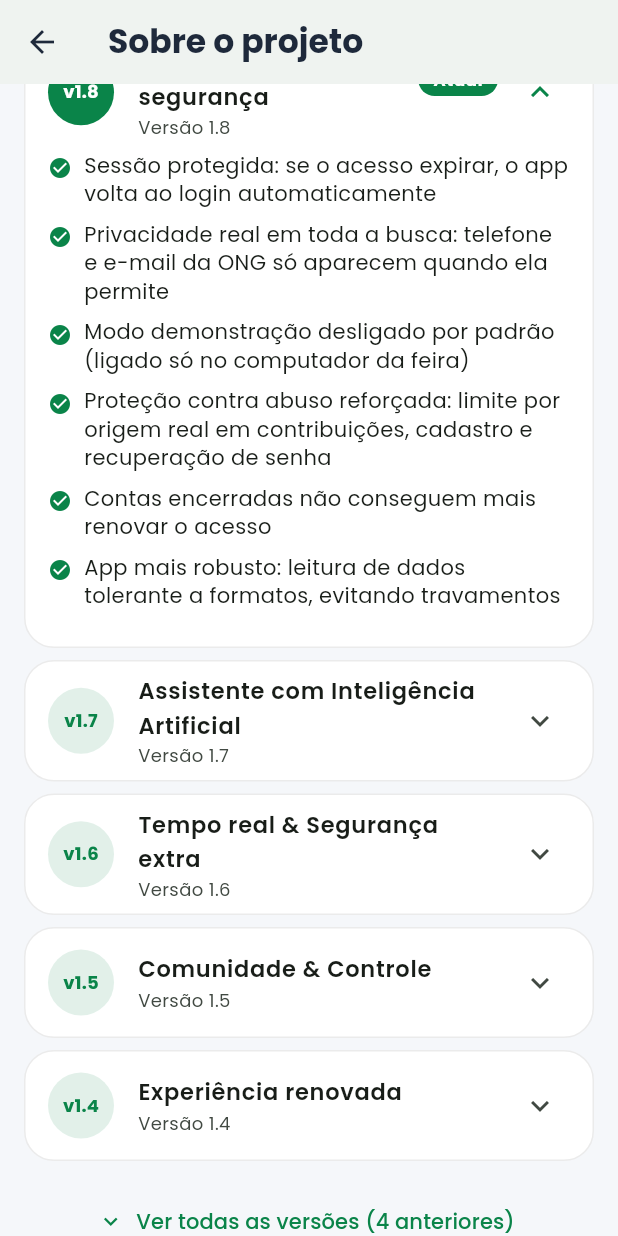
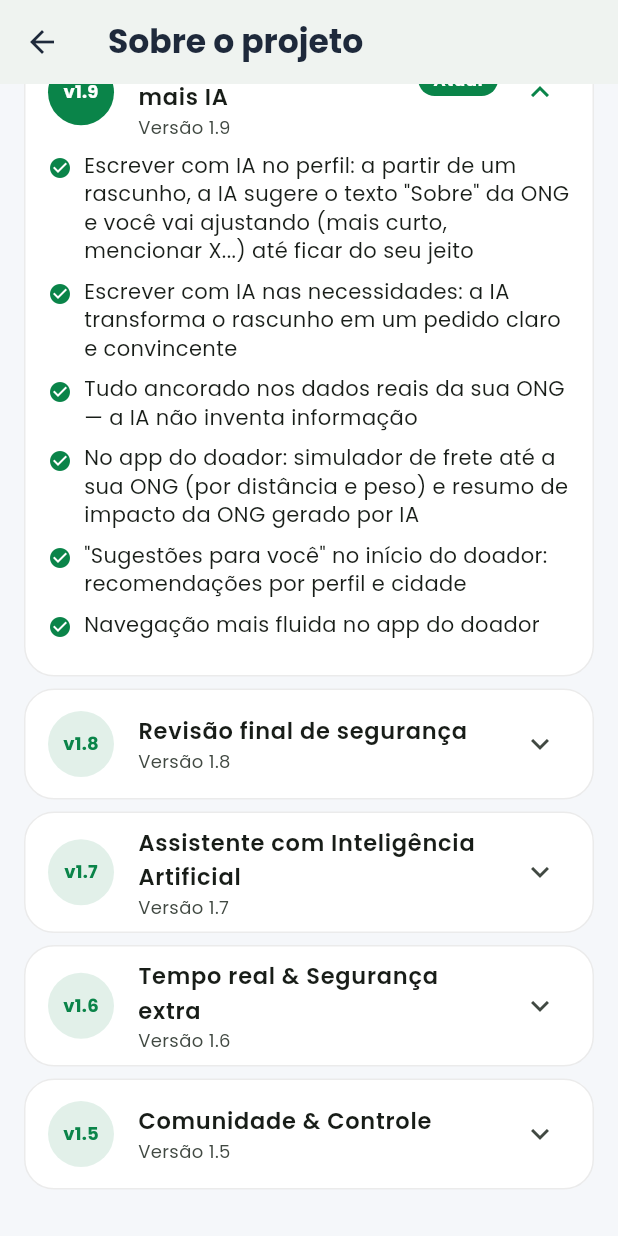
Before and after one commit to Gabriel-Chinelatto/connect-ong-desktop, a Flutter app: the SobreProjetoScreen screen opened directly, scrolled down 576 dp, on a phone screen of 412 x 824 dp. Run offline on Flutter 3.47's test engine with Material 3 defaults, Android fonts, the phone set to English and light mode, and no system bars; our stand-ins replace flutter_svg, google_fonts, pdf, printing, shared_preferences; missing offline and left inert: file_selector; accounts and stored records are empty.

Commit message:
Desktop: corrige overflow dos botoes no dialogo Sobre com IA (Row->Wrap) e changelog v1.9

```diff
--- a/lib/data/versoes.dart
+++ b/lib/data/versoes.dart
@@ -28,9 +28,23 @@
 /// Versões da mais recente (topo) para a mais antiga. A v1.7 é a atual.
 const List<VersaoApp> kVersoes = [
   VersaoApp(
+    versao: '1.9',
+    titulo: 'Frete inteligente e mais IA',
+    atual: true,
+    mudancas: [
+      'Escrever com IA no perfil: a partir de um rascunho, a IA sugere o texto '
+          '"Sobre" da ONG e você vai ajustando (mais curto, mencionar X...) até ficar do seu jeito',
+      'Escrever com IA nas necessidades: a IA transforma o rascunho em um pedido claro e convincente',
+      'Tudo ancorado nos dados reais da sua ONG — a IA não inventa informação',
+      'No app do doador: simulador de frete até a sua ONG (por distância e peso) e '
+          'resumo de impacto da ONG gerado por IA',
+      '"Sugestões para você" no início do doador: recomendações por perfil e cidade',
+      'Navegação mais fluida no app do doador',
+    ],
+  ),
+  VersaoApp(
     versao: '1.8',
     titulo: 'Revisão final de segurança',
-    atual: true,
     mudancas: [
       'Sessão protegida: se o acesso expirar, o app volta ao login automaticamente',
       'Privacidade real em toda a busca: telefone e e-mail da ONG só aparecem quando ela permite',
```
Also changed, not shown: lib/screens/ong/sobre_com_ia_dialog.dart (+10 -5 lines).
